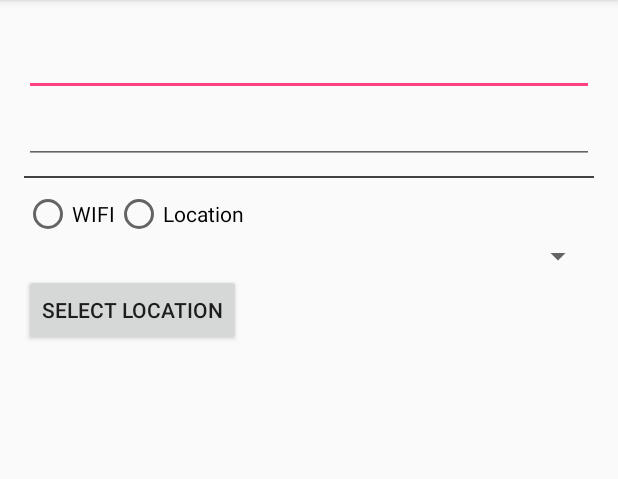
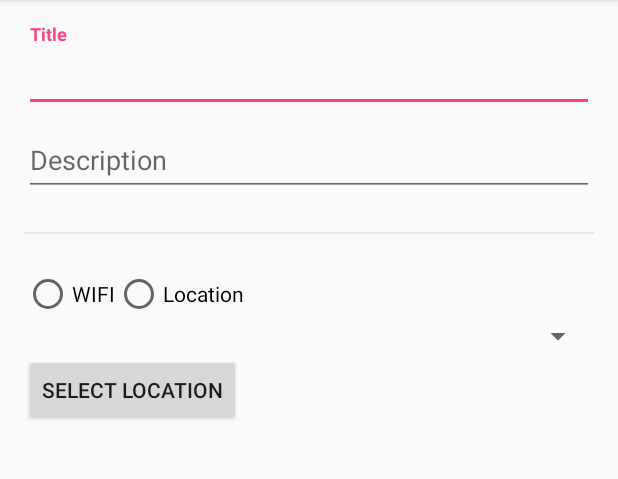
Before and after one commit to arrynn/Reminder, an Android app: the ReminderNewActivity screen opened directly, with no data from a screen before it, on a phone screen of 412 x 824 dp, the part 84-563 px from its top. Run offline under Robolectric (Android 15) with nearby library versions, the phone set to English and light mode, and no system bars; our stand-ins replace data binding; libraries missing offline, so code that uses them is left out: com.activeandroid, com.activeandroid.annotation, com.activeandroid.query; 14 statements that could not run were skipped.

Commit message:
+ Layout updates

```diff
--- a/app/src/main/java/cz/muni/fi/pv239/reminder/activity/MainActivity.java
+++ b/app/src/main/java/cz/muni/fi/pv239/reminder/activity/MainActivity.java
@@ -47,6 +47,8 @@ public class MainActivity extends AppCompatActivity
 
         NavigationView navigationView = (NavigationView) findViewById(R.id.nav_view);
         navigationView.setNavigationItemSelectedListener(this);
+
+        setFragment(RemindersFragment.newInstance());
     }
 
     @Override
--- a/app/src/main/res/layout/activity_reminder_new.xml
+++ b/app/src/main/res/layout/activity_reminder_new.xml
@@ -10,6 +10,7 @@
             type="cz.muni.fi.pv239.reminder.model.Reminder" />
 
         <import type="cz.muni.fi.pv239.reminder.ReminderType" />
+
         <import type="android.view.View" />
 
     </data>
@@ -24,6 +25,11 @@
         android:paddingTop="@dimen/activity_vertical_margin"
         tools:context=".activity.ReminderNewActivity">
 
+        <android.support.design.widget.TextInputLayout
+            android:layout_width="match_parent"
+            android:layout_height="wrap_content"
+            android:hint="@string/hint_title">
+
             <EditText
                 android:id="@+id/reminder_title"
                 android:layout_width="match_parent"
@@ -33,6 +39,13 @@
                 android:textStyle="bold"
                 tools:text="Title" />
 
+        </android.support.design.widget.TextInputLayout>
+
+        <android.support.design.widget.TextInputLayout
+            android:layout_width="match_parent"
+            android:layout_height="wrap_content"
+            android:hint="@string/hint_description">
+
             <EditText
                 android:id="@+id/reminder_description"
                 android:layout_width="match_parent"
@@ -40,11 +53,14 @@
                 android:text="@{reminder.description}"
                 tools:text="Descritpion" />
 
+        </android.support.design.widget.TextInputLayout>
+
         <View
             android:layout_width="match_parent"
             android:layout_height="1dp"
-            android:layout_marginBottom="8dp"
-            android:layout_marginTop="8dp"
+            android:layout_marginBottom="24dp"
+            android:layout_marginTop="24dp"
+            android:alpha="0.1"
             android:background="@color/cardview_dark_background" />
 
         <RadioGroup
@@ -59,6 +75,7 @@
                 android:checked="@{reminder.type == ReminderType.TYPE_WIFI}"
                 android:text="@string/button_wifi" />
 
+
             <RadioButton
                 android:id="@+id/radio_type_location"
                 android:layout_width="wrap_content"
@@ -66,22 +83,39 @@
                 android:checked="@{reminder.type == ReminderType.TYPE_LOCATION}"
                 android:text="@string/button_location" />
 
+
         </RadioGroup>
 
         <Spinner
             android:id="@+id/spinner_select_wifi"
             android:layout_width="match_parent"
             android:layout_height="wrap_content"
-            android:visibility="@{reminder.type == ReminderType.TYPE_WIFI ? View.VISIBLE : View.GONE}"
-            />
+            android:visibility="@{reminder.type == ReminderType.TYPE_WIFI ? View.VISIBLE : View.GONE}" />
+
+        <LinearLayout
+            android:id="@+id/view_location"
+            android:layout_width="match_parent"
+            android:layout_height="wrap_content"
+            android:visibility="@{reminder.type == ReminderType.TYPE_LOCATION ? View.VISIBLE : View.GONE}">
+
 
             <Button
                 android:id="@+id/button_select_location"
                 android:layout_width="wrap_content"
                 android:layout_height="wrap_content"
-            android:text="@string/button_select_location"
-            android:visibility="@{reminder.type == ReminderType.TYPE_LOCATION ? View.VISIBLE : View.GONE}"
-            />
+                android:text="@string/button_select_location" />
+
+
+            <TextView
+                android:id="@+id/text_view_location"
+                android:layout_width="wrap_content"
+                android:layout_height="wrap_content"
+                android:layout_marginStart="8dp"
+                android:text="@{reminder.identifier}" />
+
+
+        </LinearLayout>
+
 
     </LinearLayout>
 
--- a/app/src/main/res/values/strings.xml
+++ b/app/src/main/res/values/strings.xml
@@ -20,7 +20,7 @@
     <string name="drawer_item_labels">Labels</string>
     <string name="drawer_item_about">About</string>
 
-    <!-- TODO: Remove or change this placeholder text -->
-    <string name="hello_blank_fragment">Hello blank fragment</string>
+    <string name="hint_title">Title</string>
+    <string name="hint_description">Description</string>
 
 </resources>
```
Also changed, not shown: app/src/main/java/cz/muni/fi/pv239/reminder/activity/ReminderNewActivity.java (+13 -4 lines), app/src/main/res/layout/activity_reminder_detail.xml (+11 -25 lines). Lines whose indentation alone changed are shown as unchanged.
